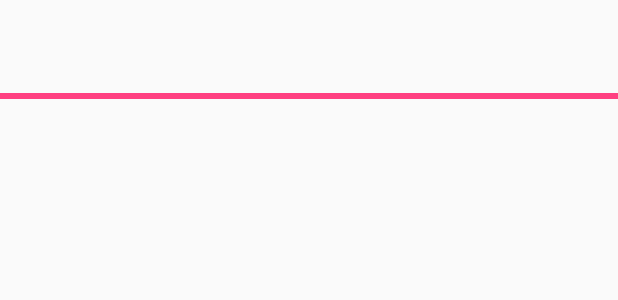
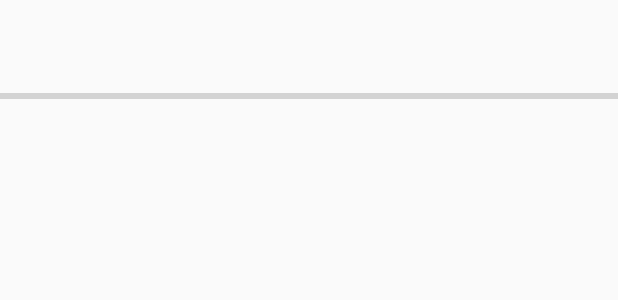
Before and after one commit to TheBlueMarlin/Codefest_FirstStep, an Android app: the layout activity_main.xml on its own in the app's theme, with its tools: preview values and no code run, on a phone screen of 412 x 824 dp. Shown: the top 300 px of the screen. Run offline under Robolectric (Android 15) with nearby library versions, the phone set to English and light mode, and no system bars.

Commit message:
First Activity added, basic commit, push, pull tester

```diff
--- a/app/src/main/java/com/example/hilla_000/firststep/MainActivity.java
+++ b/app/src/main/java/com/example/hilla_000/firststep/MainActivity.java
@@ -85,10 +85,9 @@ public class MainActivity extends AppCompatActivity {
         }
 
         public void onTick(long millisUntilFinished){
-            int progress = (int)(millisUntilFinished/100);
+            int progress = (int)((duration - millisUntilFinished)/100);
             loadingBar.setProgress(progress);
         }
-
     }
 
     //TODO: code to display lightbulb image
--- a/app/src/main/res/layout/activity_main.xml
+++ b/app/src/main/res/layout/activity_main.xml
@@ -12,8 +12,8 @@
         style="?android:attr/progressBarStyleHorizontal"
         android:layout_width="match_parent"
         android:layout_height="wrap_content"
-        android:max="100"
-        android:progress="100" />
+        android:max="30"
+        android:progress="0" />
 
 
 </android.support.design.widget.CoordinatorLayout>
```
